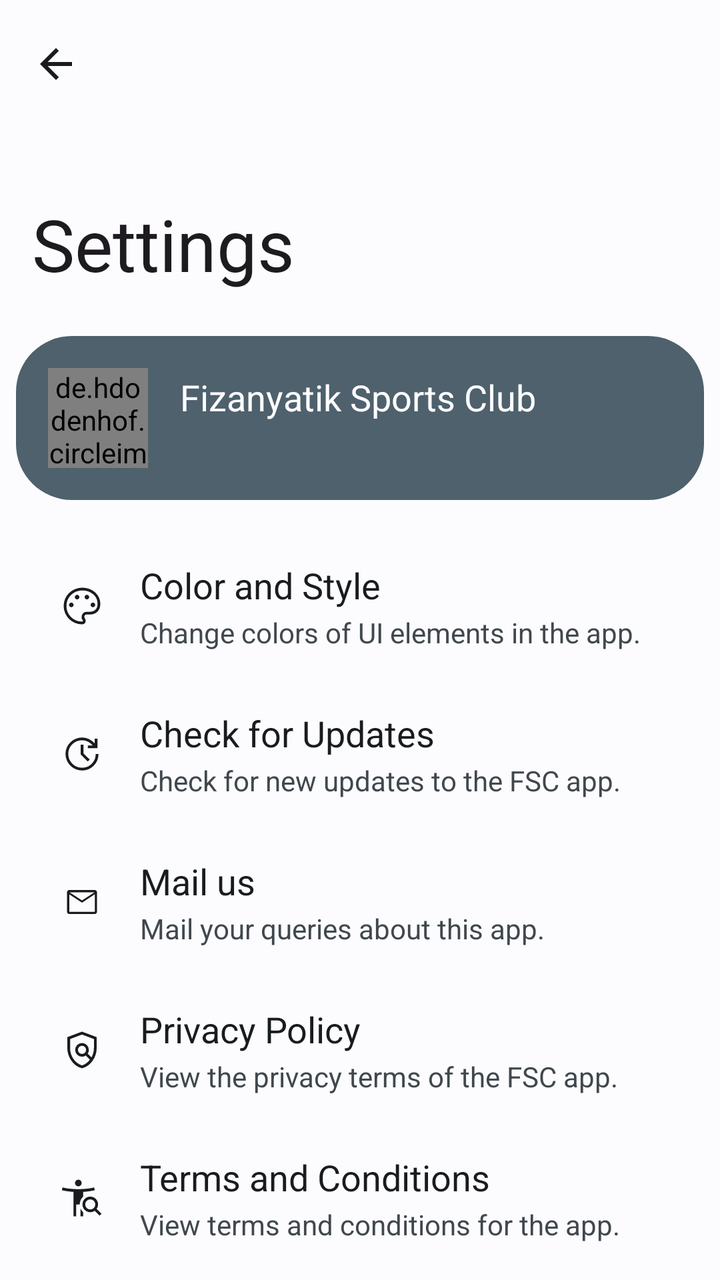
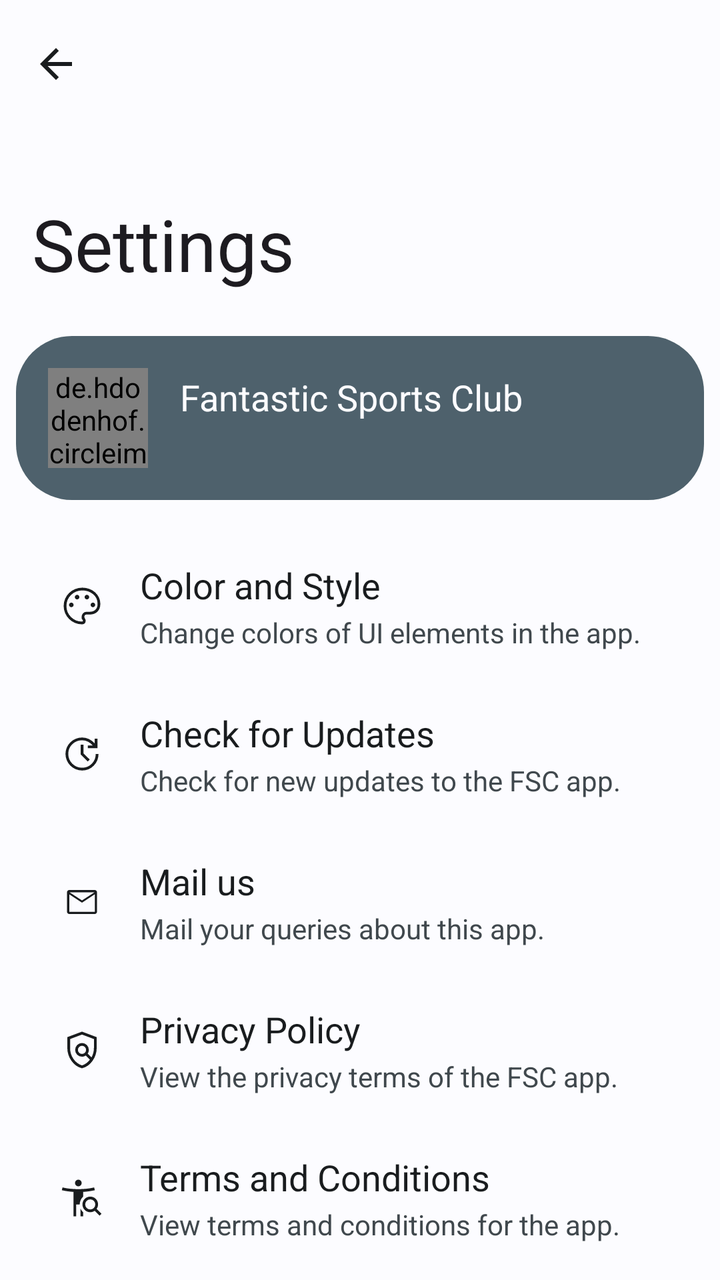

The first picture is an Android layout as it rendered before a commit; the second is the same layout after the commit. The layout source and the unified diff follow.
<!-- AndroidManifest.xml: application theme Theme.Main -->
<!-- res/layout/activity_settings.xml -->
<?xml version="1.0" encoding="utf-8"?>
<androidx.coordinatorlayout.widget.CoordinatorLayout xmlns:android="http://schemas.android.com/apk/res/android"
    xmlns:app="http://schemas.android.com/apk/res-auto"
    xmlns:tools="http://schemas.android.com/tools"
    android:layout_width="match_parent"
    android:fitsSystemWindows="true"
    android:layout_height="match_parent"
    android:background="?attr/screen_background"
    tools:context=".Activity.SettingsActivity">

    <com.google.android.material.appbar.AppBarLayout
        android:layout_gravity="top"
        android:layout_width="match_parent"
        android:layout_height="wrap_content"
        android:background="?attr/screen_background"
        android:hapticFeedbackEnabled="true"
        >

        <com.google.android.material.appbar.CollapsingToolbarLayout
            style="?attr/collapsingToolbarLayoutLargeStyle"
            app:expandedTitleTextAppearance="@style/CollapsingToolbarStyle"
            android:layout_width="match_parent"
            android:id="@+id/ctl_home"
            android:fitsSystemWindows="true"
            app:statusBarScrim="?attr/bar_background"
            app:contentScrim="?attr/bar_background"
            android:layout_height="?attr/collapsingToolbarLayoutLargeSize"
            app:layout_scrollFlags="scroll|exitUntilCollapsed|snap"
            app:titleCollapseMode="fade">

            <com.google.android.material.appbar.MaterialToolbar
                android:layout_width="match_parent"
                android:hapticFeedbackEnabled="true"
                android:id="@+id/toolbar_home"
                android:layout_height="?attr/actionBarSize"
                app:layout_collapseMode="pin"
                app:title="Settings" >

                <ImageView
                    android:id="@+id/settings_back"
                    android:layout_width="24dp"
                    android:layout_height="match_parent"
                    android:layout_marginRight="12dp"
                    android:layout_gravity="center_vertical"
                    android:src="@drawable/ic_arrow_back_24dp"
                    app:tint="?attr/main_text"
                    />

            </com.google.android.material.appbar.MaterialToolbar>
        </com.google.android.material.appbar.CollapsingToolbarLayout>
    </com.google.android.material.appbar.AppBarLayout>

    <androidx.core.widget.NestedScrollView
        android:layout_width="match_parent"
        android:layout_height="match_parent"
        app:layout_behavior="@string/appbar_scrolling_view_behavior">

    <LinearLayout
        android:layout_width="match_parent"
        android:layout_height="wrap_content"
        android:gravity="center"
        android:overScrollMode="always"
        android:orientation="vertical">

        <androidx.cardview.widget.CardView
            android:id="@+id/version_cv"
            android:layout_width="match_parent"
            android:layout_height="wrap_content"
            android:layout_marginBottom="16dp"
            android:layout_marginHorizontal="8dp"
            android:layout_marginTop="16dp"
            app:cardElevation="0dp"
            app:cardCornerRadius="28dp">

            <androidx.constraintlayout.widget.ConstraintLayout
                android:layout_width="match_parent"
                android:padding="16dp"
                android:background="@drawable/ripple_button"
                android:layout_height="wrap_content">

                <de.hdodenhof.circleimageview.CircleImageView
                    android:id="@+id/profile_picture"
                    android:layout_width="50dp"
                    android:layout_height="50dp"
                    android:src="@drawable/fsc_logo_full"
                    app:layout_constraintBottom_toBottomOf="parent"
                    app:layout_constraintStart_toStartOf="parent"
                    app:layout_constraintTop_toTopOf="parent" />

                <LinearLayout
                    android:layout_width="wrap_content"
                    android:layout_height="wrap_content"
                    android:orientation="vertical"
                    app:layout_constraintBottom_toBottomOf="parent"
                    app:layout_constraintStart_toEndOf="@+id/profile_picture"
                    app:layout_constraintTop_toTopOf="parent">

                    <TextView
                        android:id="@+id/textView"
                        android:layout_width="wrap_content"
                        android:layout_height="wrap_content"
                        android:layout_marginLeft="16dp"
                        android:layout_marginBottom="2dp"
                        android:text="Fizanyatik Sports Club"
                        android:textColor="?attr/screen_background"
                        android:textSize="18sp" />

                    <TextView
                        android:layout_width="wrap_content"
                        android:layout_height="wrap_content"
                        android:layout_marginLeft="16dp"
                        android:id="@+id/version_tv"
                        android:text=""
                        android:textColor="?attr/ui_background"
                        android:textSize="14sp" />

                </LinearLayout>

            </androidx.constraintlayout.widget.ConstraintLayout>

        </androidx.cardview.widget.CardView>

        <androidx.constraintlayout.widget.ConstraintLayout
            android:id="@+id/design_cl"
            android:layout_width="match_parent"
            android:layout_height="match_parent"
            android:background="@drawable/ripple_screen"
            android:paddingVertical="12dp">

            <ImageView
                android:id="@+id/imageView14"
                android:layout_width="50dp"
                android:layout_height="50dp"
                android:layout_marginLeft="16dp"
                android:padding="14dp"
                android:src="@drawable/ic_baseline_palette_48"
                app:layout_constraintBottom_toBottomOf="parent"
                app:layout_constraintStart_toStartOf="parent"
                app:layout_constraintTop_toTopOf="parent"
                app:tint="?attr/main_text" />

            <LinearLayout
                android:layout_width="wrap_content"
                android:layout_height="wrap_content"
                android:layout_marginLeft="4dp"
                android:orientation="vertical"
                app:layout_constraintBottom_toBottomOf="parent"
                app:layout_constraintStart_toEndOf="@+id/imageView14"
                app:layout_constraintTop_toTopOf="parent">

                <TextView
                    android:layout_width="wrap_content"
                    android:layout_height="wrap_content"
                    android:text="Color and Style"
                    android:textColor="?attr/main_text"
                    android:textSize="18sp" />

                <TextView
                    android:layout_width="wrap_content"
                    android:layout_height="wrap_content"
                    android:layout_marginTop="2dp"
                    android:text="Change colors of UI elements in the app."
                    android:textColor="?attr/secondary_text"
                    android:textSize="14sp" />

            </LinearLayout>
        </androidx.constraintlayout.widget.ConstraintLayout>

        <androidx.constraintlayout.widget.ConstraintLayout
            android:id="@+id/update_cl"
            android:layout_width="match_parent"
            android:layout_height="match_parent"
            android:background="@drawable/ripple_screen"
            android:paddingVertical="12dp">

            <ImageView
                android:id="@+id/imageView1"
                android:layout_width="50dp"
                android:layout_height="50dp"
                android:layout_marginLeft="16dp"
                android:padding="14dp"
                android:src="@drawable/ic_baseline_update_24"
                app:layout_constraintBottom_toBottomOf="parent"
                app:layout_constraintStart_toStartOf="parent"
                app:layout_constraintTop_toTopOf="parent"
                app:tint="?attr/main_text" />

            <LinearLayout
                android:layout_width="wrap_content"
                android:layout_height="wrap_content"
                android:layout_marginLeft="4dp"
                android:orientation="vertical"
                app:layout_constraintBottom_toBottomOf="parent"
                app:layout_constraintStart_toEndOf="@+id/imageView1"
                app:layout_constraintTop_toTopOf="parent">

                <TextView
                    android:layout_width="wrap_content"
                    android:layout_height="wrap_content"
                    android:text="Check for Updates"
                    android:textColor="?attr/main_text"
                    android:textSize="18sp" />

                <TextView
                    android:layout_width="wrap_content"
                    android:layout_height="wrap_content"
                    android:layout_marginTop="2dp"
                    android:text="Check for new updates to the FSC app."
                    android:textColor="?attr/secondary_text"
                    android:textSize="14sp" />

            </LinearLayout>
        </androidx.constraintlayout.widget.ConstraintLayout>

        <androidx.constraintlayout.widget.ConstraintLayout
            android:id="@+id/mail_cl"
            android:layout_width="match_parent"
            android:layout_height="match_parent"
            android:background="@drawable/ripple_screen"
            android:paddingVertical="12dp">

            <ImageView
                android:id="@+id/imageView3"
                android:layout_width="50dp"
                android:layout_height="50dp"
                android:layout_marginLeft="16dp"
                android:padding="16dp"
                android:src="@drawable/ic_baseline_mail_24"
                app:layout_constraintBottom_toBottomOf="parent"
                app:layout_constraintStart_toStartOf="parent"
                app:layout_constraintTop_toTopOf="parent"
                app:tint="?attr/main_text" />

            <LinearLayout
                android:layout_width="wrap_content"
                android:layout_height="wrap_content"
                android:layout_marginLeft="4dp"
                android:orientation="vertical"
                app:layout_constraintBottom_toBottomOf="parent"
                app:layout_constraintStart_toEndOf="@+id/imageView3"
                app:layout_constraintTop_toTopOf="parent">

                <TextView
                    android:layout_width="wrap_content"
                    android:layout_height="wrap_content"
                    android:text="Mail us"
                    android:textColor="?attr/main_text"
                    android:textSize="18sp" />

                <TextView
                    android:layout_width="wrap_content"
                    android:layout_height="wrap_content"
                    android:layout_marginTop="2dp"
                    android:text="Mail your queries about this app."
                    android:textColor="?attr/secondary_text"
                    android:textSize="14sp" />

            </LinearLayout>
        </androidx.constraintlayout.widget.ConstraintLayout>

        <androidx.constraintlayout.widget.ConstraintLayout
            android:id="@+id/privacy_cs"
            android:layout_width="match_parent"
            android:layout_height="match_parent"
            android:background="@drawable/ripple_screen"
            android:paddingVertical="12dp">

            <ImageView
                android:id="@+id/imageView5"
                android:layout_width="50dp"
                android:layout_height="50dp"
                android:layout_marginLeft="16dp"
                android:padding="14dp"
                android:src="@drawable/ic_baseline_policy_24"
                app:layout_constraintBottom_toBottomOf="parent"
                app:layout_constraintStart_toStartOf="parent"
                app:layout_constraintTop_toTopOf="parent"
                app:tint="?attr/main_text" />

            <LinearLayout
                android:layout_width="wrap_content"
                android:layout_height="wrap_content"
                android:layout_marginLeft="4dp"
                android:orientation="vertical"
                app:layout_constraintBottom_toBottomOf="parent"
                app:layout_constraintStart_toEndOf="@+id/imageView5"
                app:layout_constraintTop_toTopOf="parent">

                <TextView
                    android:layout_width="wrap_content"
                    android:layout_height="wrap_content"
                    android:text="Privacy Policy"
                    android:textColor="?attr/main_text"
                    android:textSize="18sp" />

                <TextView
                    android:layout_width="wrap_content"
                    android:layout_height="wrap_content"
                    android:layout_marginTop="2dp"
                    android:text="View the privacy terms of the FSC app."
                    android:textColor="?attr/secondary_text"
                    android:textSize="14sp" />

            </LinearLayout>
        </androidx.constraintlayout.widget.ConstraintLayout>

        <androidx.constraintlayout.widget.ConstraintLayout
            android:id="@+id/terms_cs"
            android:layout_width="match_parent"
            android:layout_height="match_parent"
            android:background="@drawable/ripple_screen"
            android:paddingVertical="12dp">

            <ImageView
                android:id="@+id/imageView6"
                android:layout_width="50dp"
                android:layout_height="50dp"
                android:layout_marginLeft="16dp"
                android:padding="14dp"
                android:src="@drawable/ic_baseline_conditions_24"
                app:layout_constraintBottom_toBottomOf="parent"
                app:layout_constraintStart_toStartOf="parent"
                app:layout_constraintTop_toTopOf="parent"
                app:tint="?attr/main_text" />

            <LinearLayout
                android:layout_width="wrap_content"
                android:layout_height="wrap_content"
                android:layout_marginLeft="4dp"
                android:orientation="vertical"
                app:layout_constraintBottom_toBottomOf="parent"
                app:layout_constraintStart_toEndOf="@+id/imageView6"
                app:layout_constraintTop_toTopOf="parent">

                <TextView
                    android:layout_width="wrap_content"
                    android:layout_height="wrap_content"
                    android:text="Terms and Conditions"
                    android:textColor="?attr/main_text"
                    android:textSize="18sp" />

                <TextView
                    android:layout_width="wrap_content"
                    android:layout_height="wrap_content"
                    android:layout_marginTop="2dp"
                    android:text="View terms and conditions for the app."
                    android:textColor="?attr/secondary_text"
                    android:textSize="14sp" />

            </LinearLayout>
        </androidx.constraintlayout.widget.ConstraintLayout>

        <androidx.constraintlayout.widget.ConstraintLayout
            android:id="@+id/source_code_cl"
            android:layout_width="match_parent"
            android:layout_height="match_parent"
            android:background="@drawable/ripple_screen"
            android:paddingVertical="12dp">

            <ImageView
                android:id="@+id/interests_thumb"
                android:layout_width="50dp"
                android:layout_height="50dp"
                android:layout_marginLeft="16dp"
                android:padding="14dp"
                android:src="@drawable/ic_baseline_about_24"
                app:layout_constraintBottom_toBottomOf="parent"
                app:layout_constraintStart_toStartOf="parent"
                app:layout_constraintTop_toTopOf="parent"
                app:tint="?attr/main_text" />

            <LinearLayout
                android:layout_width="wrap_content"
                android:layout_height="wrap_content"
                android:layout_marginLeft="4dp"
                android:orientation="vertical"
                app:layout_constraintBottom_toBottomOf="parent"
                app:layout_constraintStart_toEndOf="@+id/interests_thumb"
                app:layout_constraintTop_toTopOf="parent">

                <TextView
                    android:layout_width="wrap_content"
                    android:layout_height="wrap_content"
                    android:text="About us"
                    android:textColor="?attr/main_text"
                    android:textSize="18sp" />

                <TextView
                    android:layout_width="wrap_content"
                    android:layout_height="wrap_content"
                    android:layout_marginTop="2dp"
                    android:text="Know about our past, present and future."
                    android:textColor="?attr/secondary_text"
                    android:textSize="14sp" />

            </LinearLayout>
        </androidx.constraintlayout.widget.ConstraintLayout>

    </LinearLayout>
    </androidx.core.widget.NestedScrollView>

</androidx.coordinatorlayout.widget.CoordinatorLayout>
<!-- resources referenced by this layout -->
<resources>
  <!-- drawable ic_arrow_back_24dp (drawable) -->
  <vector android:autoMirrored="true" android:height="24dp"
      android:tint="#000000" android:viewportHeight="24"
      android:viewportWidth="24" android:width="24dp" xmlns:android="http://schemas.android.com/apk/res/android">
      <path android:fillColor="@android:color/white" android:pathData="M20,11H7.83l5.59,-5.59L12,4l-8,8 8,8 1.41,-1.41L7.83,13H20v-2z"/>
  </vector>
  <!-- drawable ic_baseline_mail_24 (drawable) -->
  <vector xmlns:android="http://schemas.android.com/apk/res/android"
      android:width="48dp"
      android:height="48dp"
      android:viewportWidth="960"
      android:viewportHeight="960"
      android:tint="?attr/colorControlNormal">
    <path
        android:fillColor="@android:color/white"
        android:pathData="M140,800Q116,800 98,782Q80,764 80,740L80,220Q80,196 98,178Q116,160 140,160L820,160Q844,160 862,178Q880,196 880,220L880,740Q880,764 862,782Q844,800 820,800L140,800ZM480,498L140,275L140,740Q140,740 140,740Q140,740 140,740L820,740Q820,740 820,740Q820,740 820,740L820,275L480,498ZM480,438L816,220L145,220L480,438ZM140,275L140,220L140,220L140,275L140,740Q140,740 140,740Q140,740 140,740L140,740Q140,740 140,740Q140,740 140,740L140,275Z"/>
  </vector>
  <!-- drawable ic_baseline_update_24 (drawable) -->
  <vector xmlns:android="http://schemas.android.com/apk/res/android"
      android:width="48dp"
      android:height="48dp"
      android:viewportWidth="960"
      android:viewportHeight="960"
      android:tint="?attr/colorControlNormal">
    <path
        android:fillColor="@android:color/white"
        android:pathData="M483,840Q408,840 342,811.5Q276,783 226.5,734Q177,685 148.5,619Q120,553 120,478Q120,403 148.5,338Q177,273 226.5,224.5Q276,176 342,148Q408,120 483,120Q563,120 634.5,155Q706,190 758,251L758,145L818,145L818,353L609,353L609,293L714,293Q670,242 610.5,211Q551,180 483,180Q358,180 269,265.5Q180,351 180,475Q180,602 268,691Q356,780 483,780Q608,780 694,692Q780,604 780,479L840,479Q840,629 736,734.5Q632,840 483,840ZM605,643L451,491L451,277L511,277L511,466L648,600L605,643Z"/>
  </vector>
  <!-- drawable ripple_button (drawable) -->
  <?xml version="1.0" encoding="utf-8"?>
  <ripple xmlns:android="http://schemas.android.com/apk/res/android"
      android:color="?attr/button_background">
      <item>
          <shape android:shape="rectangle">
              <corners android:radius="6dp"/>
              <solid android:color="?attr/bar_ui"/>
          </shape>
      </item>
  </ripple>
  <!-- drawable ripple_screen (drawable) -->
  <?xml version="1.0" encoding="utf-8"?>
  <ripple xmlns:android="http://schemas.android.com/apk/res/android"
      android:color="?attr/ui_background">
      <item>
          <shape android:shape="rectangle">
              <solid android:color="?attr/screen_background"/>
          </shape>
      </item>
  </ripple>
  <style name="CollapsingToolbarStyle">
          <item name="fontFamily">@font/shirt_no_font</item>
          <item name="android:textSize">36sp</item>
      </style>
  <style name="Theme.Main" parent="Theme.Material3.DayNight.NoActionBar">
          <item name="colorPrimary">#8F4A51</item>
          <item name="colorAccent">#8F4A51</item>
          <item name="android:windowContentTransitions">true</item>
          <item name="android:statusBarColor">@android:color/transparent</item>
          <item name="android:navigationBarColor">#FFFBFF</item>
          <item name="screen_background">#FFFBFF</item>
          <item name="ui_background">#FFECED</item>
          <item name="bar_background">#F4DDDE</item>
          <item name="bar_ui">#765658</item>
          <item name="navigation">#Ead0d1</item>
          <item name="button_background">#8F4A51</item>
          <item name="main_text">#201A1A</item>
          <item name="secondary_text">#524344</item>
          <item name="outline">#998E8E</item>
      </style>
  <!-- unchanged entries left out for length: 5 -->
</resources>

<!-- the commit's change to res/layout/activity_settings.xml (unified diff, before → after) -->
@@ -101,7 +101,7 @@
                         android:layout_height="wrap_content"
                         android:layout_marginLeft="16dp"
                         android:layout_marginBottom="2dp"
-                        android:text="Fizanyatik Sports Club"
+                        android:text="Fantastic Sports Club"
                         android:textColor="?attr/screen_background"
                         android:textSize="18sp" />
 
